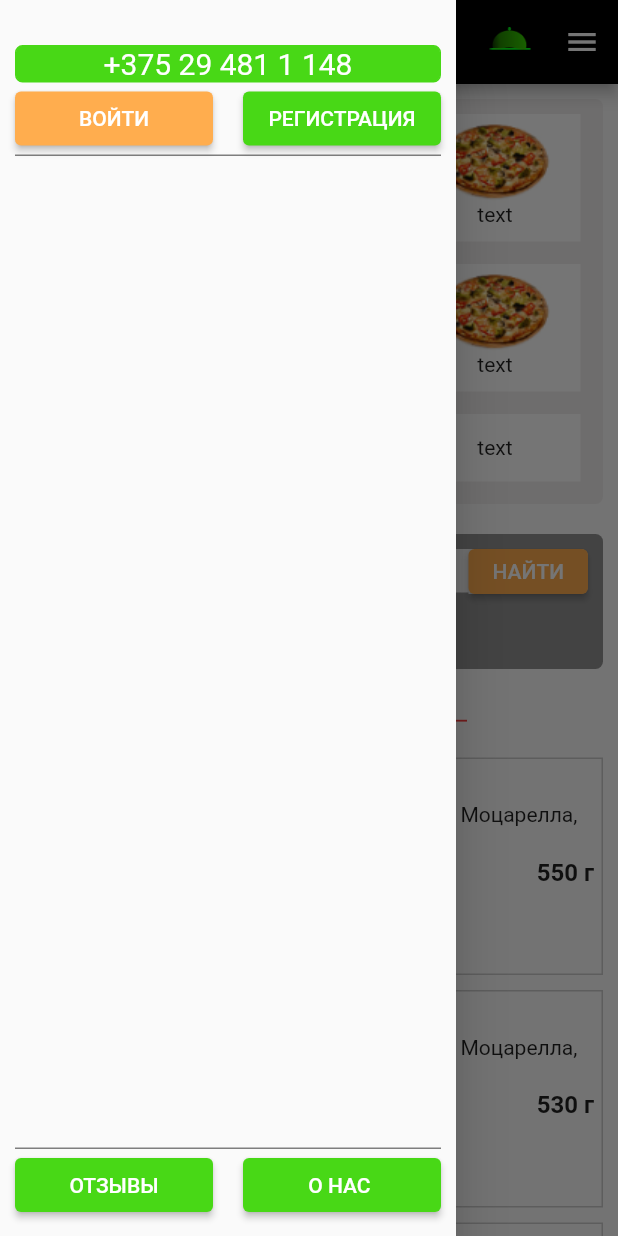
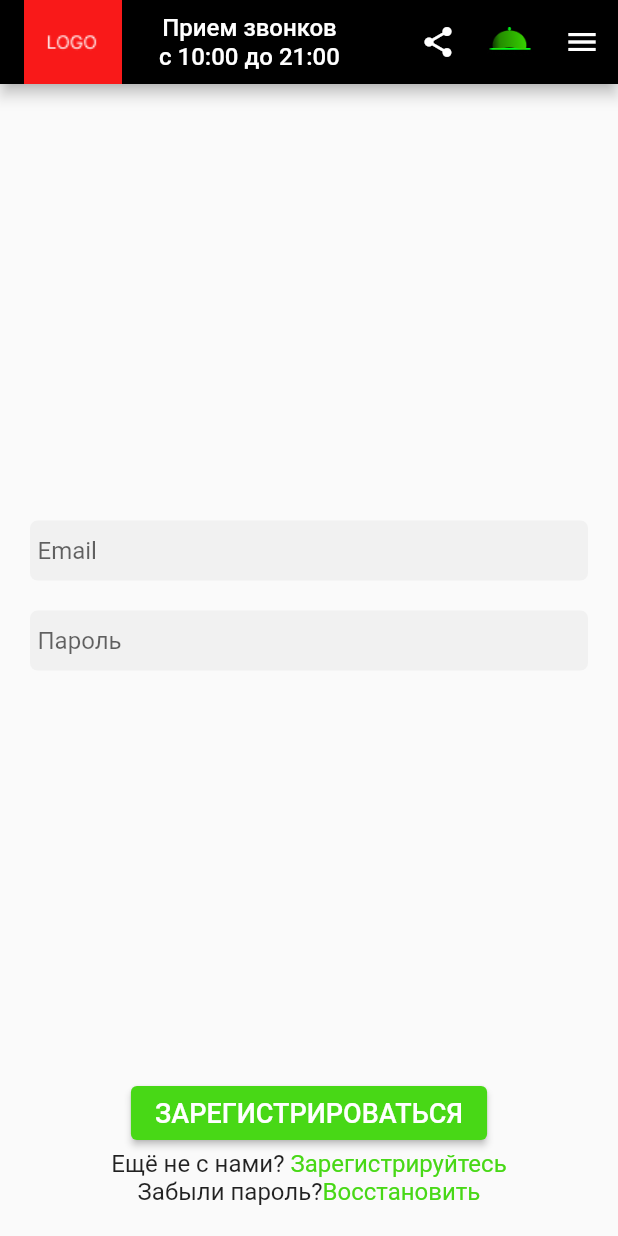
Before and after one commit to DroidWorker/RestaurantBase, a Flutter app: the screen it shows after launch, in the side drawer, after a tap on "ВОЙТИ", on a phone screen of 412 x 824 dp. Run offline on Flutter 3.47's test engine with Material 2 defaults, Android fonts, the phone set to English and light mode, and no system bars.

Commit message:
auth_reg_Screen| drawer fixed

```diff
--- /dev/null
+++ b/lib/presentation/authRegScreen.dart
@@ -0,0 +1,199 @@
+import 'package:flutter/cupertino.dart';
+import 'package:flutter/material.dart';
+import 'package:flutter/services.dart';
+
+class AuthRegScreenWidget extends StatefulWidget{
+  int mode = 1;
+
+  AuthRegScreenWidget({required this.mode, Key? key}) : super(key: key);
+
+  @override
+  _state createState() => _state(this.mode);
+}
+
+class _state extends State<AuthRegScreenWidget>{
+  int mode = 1;
+  //0-registration
+  //1-authorisation
+
+  _state(this.mode);
+
+  @override
+  Widget build(BuildContext context) {
+    return Container(
+      padding: const EdgeInsets.all(20),
+      child: mode==0? Column(
+        mainAxisAlignment: MainAxisAlignment.spaceBetween,
+        crossAxisAlignment: CrossAxisAlignment.center,
+        children: [
+          const SizedBox(height: 10),
+          Container(
+            height: 40,
+            padding: const EdgeInsets.fromLTRB(5, 0, 0, 0),
+            alignment: Alignment.centerLeft,
+            decoration: const BoxDecoration(
+                color: Color.fromARGB(255, 241, 241, 241),
+                borderRadius: BorderRadius.all(Radius.circular(5))
+            ),
+            child: const TextField(
+              decoration: InputDecoration.collapsed(
+                  hintText: 'Фамилия'
+              ),
+            ),
+          ),
+          Container(
+            height: 40,
+            padding: const EdgeInsets.fromLTRB(5, 0, 0, 0),
+            alignment: Alignment.centerLeft,
+            decoration: const BoxDecoration(
+                color: Color.fromARGB(255, 241, 241, 241),
+                borderRadius: BorderRadius.all(Radius.circular(5))
+            ),
+            child: const TextField(
+              decoration: InputDecoration.collapsed(
+                  hintText: 'Имя, отчество'
+              ),
+            ),
+          ),
+          Container(
+            height: 40,
+            padding: const EdgeInsets.fromLTRB(5, 0, 0, 0),
+            alignment: Alignment.centerLeft,
+            decoration: const BoxDecoration(
+                color: Color.fromARGB(255, 241, 241, 241),
+                borderRadius: BorderRadius.all(Radius.circular(5))
+            ),
+            child: const TextField(
+              decoration: InputDecoration.collapsed(
+                  hintText: 'Телефон'
+              ),
+            ),          ),
+          Container(
+            height: 40,
+            padding: const EdgeInsets.fromLTRB(5, 0, 0, 0),
+            alignment: Alignment.centerLeft,
+            decoration: const BoxDecoration(
+                color: Color.fromARGB(255, 241, 241, 241),
+                borderRadius: BorderRadius.all(Radius.circular(5))
+            ),
+            child: const TextField(
+              decoration: InputDecoration.collapsed(
+                  hintText: 'Email'
+              ),
+            ),          ),
+          Container(
+            height: 40,
+            padding: const EdgeInsets.fromLTRB(5, 0, 0, 0),
+            alignment: Alignment.centerLeft,
+            decoration: const BoxDecoration(
+                color: Color.fromARGB(255, 241, 241, 241),
+                borderRadius: BorderRadius.all(Radius.circular(5))
+            ),
+            child: const TextField(
+              decoration: InputDecoration.collapsed(
+                  hintText: 'Пароль'
+              ),
+            ),          ),
+          Container(
+            height: 40,
+            padding: const EdgeInsets.fromLTRB(5, 0, 0, 0),
+            alignment: Alignment.centerLeft,
+            decoration: const BoxDecoration(
+                color: Color.fromARGB(255, 241, 241, 241),
+                borderRadius: BorderRadius.all(Radius.circular(5))
+            ),
+            child: const TextField(
+              decoration: InputDecoration.collapsed(
+                  hintText: 'Подтвердите пароль'
+              ),
+            ),          ),
+          const SizedBox(height: 10),
+          ElevatedButton(onPressed: (){}, child: const Text("ЗАРЕГИСТРИРОВАТЬСЯ", style: TextStyle(fontSize: 18)), style: ElevatedButton.styleFrom(primary: const Color.fromARGB(255, 72, 216, 22)),),
+          Row(
+            mainAxisAlignment: MainAxisAlignment.center,
+            children: [
+              const Text("Уже с нами?", style: TextStyle(fontSize: 16),),
+              GestureDetector(
+                onTap: (){
+                  setState(() {
+                    mode=1;
+                  });
+                },
+                child: const Text(" Войдите", style: TextStyle(color: Color.fromARGB(255, 72, 216, 22), fontSize: 16),),
+              )
+            ],
+          )
+        ],
+      ):
+        Column(
+          children: [
+            Expanded(
+              child: Column(
+                mainAxisAlignment: MainAxisAlignment.center,
+                children: [
+                  Container(
+                    height: 40,
+                    padding: const EdgeInsets.fromLTRB(5, 0, 0, 0),
+                    alignment: Alignment.centerLeft,
+                    decoration: const BoxDecoration(
+                        color: Color.fromARGB(255, 241, 241, 241),
+                        borderRadius: BorderRadius.all(Radius.circular(5))
+                    ),
+                    child: const TextField(
+                      decoration: InputDecoration.collapsed(
+                          hintText: 'Email'
+                      ),
+                    ),          ),
+                  const SizedBox(height: 20,),
+                  Container(
+                    height: 40,
+                    padding: const EdgeInsets.fromLTRB(5, 0, 0, 0),
+                    alignment: Alignment.centerLeft,
+                    decoration: const BoxDecoration(
+                        color: Color.fromARGB(255, 241, 241, 241),
+                        borderRadius: BorderRadius.all(Radius.circular(5))
+                    ),
+                    child: const TextField(
+                      decoration: InputDecoration.collapsed(
+                          hintText: 'Пароль'
+                      ),
+                    ),          ),
+                ],
+              ),
+            ),
+            Column(
+              mainAxisAlignment: MainAxisAlignment.spaceBetween,
+              children: [
+                ElevatedButton(onPressed: (){}, child: const Text("ЗАРЕГИСТРИРОВАТЬСЯ", style: TextStyle(fontSize: 18)), style: ElevatedButton.styleFrom(primary: const Color.fromARGB(255, 72, 216, 22)),),
+                Row(
+                  mainAxisAlignment: MainAxisAlignment.center,
+                  children: [
+                    const Text("Ещё не с нами?", style: TextStyle(fontSize: 16),),
+                    GestureDetector(
+                      onTap: (){
+                        setState(() {
+                          mode=0;
+                        });
+                      },
+                      child: const Text(" Зарегистрируйтесь", style: TextStyle(color: Color.fromARGB(255, 72, 216, 22), fontSize: 16),),
+                    )
+                  ],
+                ),
+                Row(
+                  mainAxisAlignment: MainAxisAlignment.center,
+                  children: [
+                    const Text("Забыли пароль?", style: TextStyle(fontSize: 16),),
+                    GestureDetector(
+                      onTap: (){},
+                      child: const Text("Восстановить", style: TextStyle(color: Color.fromARGB(255, 72, 216, 22), fontSize: 16),),
+                    )
+                  ],
+                )
+              ],
+            )
+          ],
+        )
+    );
+  }
+
+}
--- a/lib/presentation/home.dart
+++ b/lib/presentation/home.dart
@@ -1,5 +1,6 @@
 import 'package:flutter/material.dart';
 import 'package:restaurant/presentation/aboutScreen.dart';
+import 'package:restaurant/presentation/authRegScreen.dart';
 import 'package:restaurant/presentation/menuTop.dart';
 import 'package:restaurant/presentation/reviewScreen.dart';
 import 'package:restaurant/presentation/searchBox.dart';
@@ -19,6 +20,7 @@ class _HomeState extends State<Home> {
   //4-details screen
   //5-order screen
   //6-authorisation/registration screen
+  int screenParam = 0;
 
   @override
   Widget build(BuildContext context) {
@@ -98,8 +100,9 @@ class _HomeState extends State<Home> {
 
           ): screen==5? const SizedBox.shrink(
 
-          ): screen==6? const SizedBox.shrink(
-
+          ): screen==6? AuthRegScreenWidget(
+            mode: screenParam,
+            key: UniqueKey(),
           ): const SizedBox.shrink(),
       drawer: Drawer(
         child: Padding(
@@ -134,7 +137,13 @@ class _HomeState extends State<Home> {
                   children: [
                     Expanded(
                         child: ElevatedButton(
-                        onPressed: (){},
+                        onPressed: (){
+                          setState(() {
+                            screenParam=1;
+                            screen=6;
+                            Navigator.pop(context);
+                          });
+                        },
                         child: const Text("ВОЙТИ"),
                         style: ElevatedButton.styleFrom(primary: const Color.fromARGB(255, 255, 173, 78)),
                         )
@@ -142,7 +151,13 @@ class _HomeState extends State<Home> {
                     const SizedBox(width: 20,),
                     Expanded(
                     child: ElevatedButton(
-                        onPressed: (){},
+                        onPressed: (){
+                          setState(() {
+                            screenParam=0;
+                            screen=6;
+                            Navigator.pop(context);
+                          });
+                        },
                         child: const Text("РЕГИСТРАЦИЯ"),
                         style: ElevatedButton.styleFrom(primary: const Color.fromARGB(255, 72, 216, 22)),
                         )
@@ -175,7 +190,8 @@ class _HomeState extends State<Home> {
                         child: ElevatedButton(
                           onPressed: (){setState(() {
                             screen=1;
-                            Scaffold.of(context).openEndDrawer();
+                            //Scaffold.of(context).openEndDrawer();
+                            Navigator.pop(context);
                           });},
                           child: const Text("ОТЗЫВЫ"),
                           style: ElevatedButton.styleFrom(primary: const Color.fromARGB(255, 72, 216, 22)),
@@ -186,7 +202,7 @@ class _HomeState extends State<Home> {
                         child: ElevatedButton(
                           onPressed: (){setState(() {
                             screen=2;
-                            Scaffold.of(context).openEndDrawer();
+                            Navigator.pop(context);
                           });},
                           child: const Text("О НАС "),
                           style: ElevatedButton.styleFrom(primary: const Color.fromARGB(255, 72, 216, 22)),
--- a/lib/presentation/searchBox.dart
+++ b/lib/presentation/searchBox.dart
@@ -14,7 +14,7 @@ class searchBoxWidget extends StatelessWidget{
       child: Column(
         children: [
           Container(
-            height: 30,
+            height: 40,
             decoration: const BoxDecoration(
               color: Color.fromARGB(255, 241, 241, 241),
               borderRadius: BorderRadius.all(Radius.circular(5))
```
